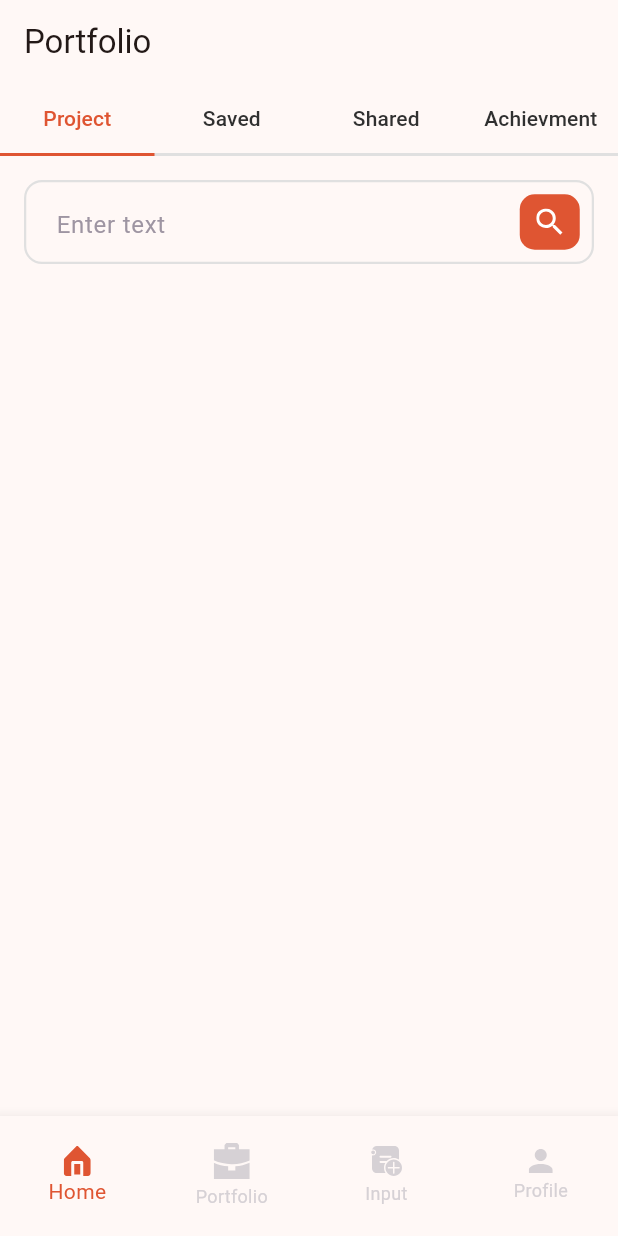
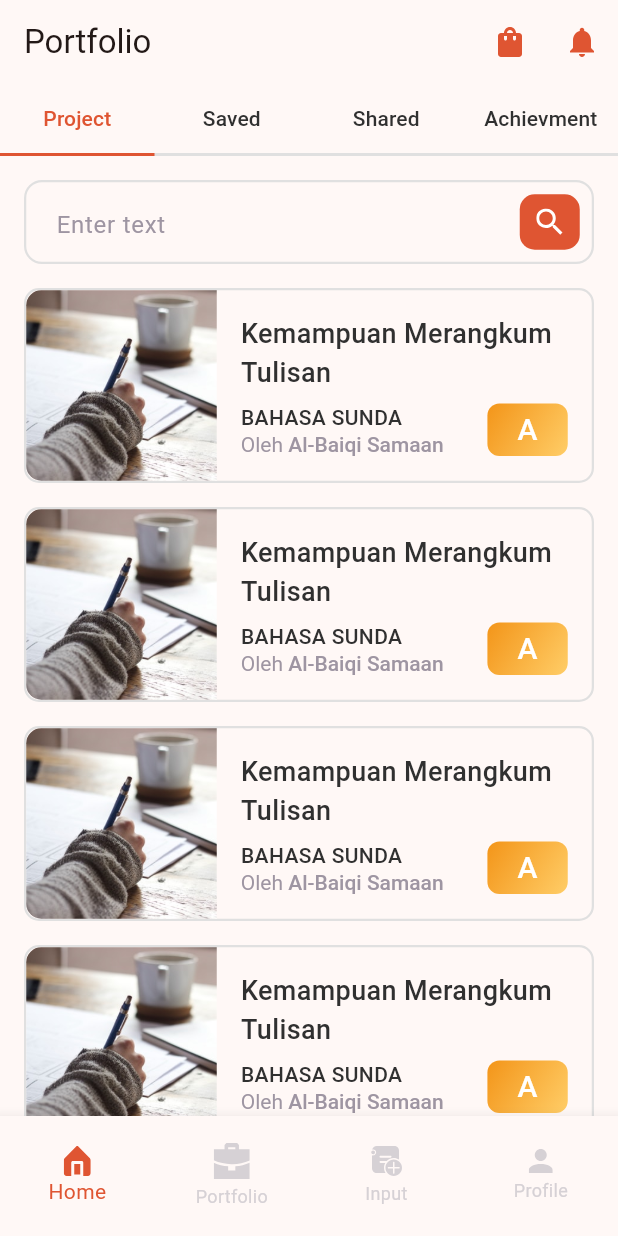
Before and after one commit to sonu-munda/portfoliostudent-assignment, a Flutter app: the screen it shows after launch, swiped to page 2, on a phone screen of 412 x 824 dp. Run offline on Flutter 3.47's test engine with Material 3 defaults, Android fonts, the phone set to English and light mode, and no system bars; our stand-ins replace flutter_svg.

Commit message:
cards added

```diff
--- /dev/null
+++ b/lib/components/project_card_item.dart
@@ -0,0 +1,116 @@
+import 'package:flutter/material.dart';
+import 'package:portfoliostudent/utils/colors.dart';
+
+class ProjectCardItem extends StatelessWidget {
+  const ProjectCardItem({
+    super.key,
+  });
+
+  @override
+  Widget build(BuildContext context) {
+    return Container(
+      height: 130,
+      margin: const EdgeInsets.only(bottom: 16),
+      decoration: BoxDecoration(
+        border: Border.all(
+          color: AppColors.divider,
+          width: 1.5,
+        ),
+        borderRadius: BorderRadius.circular(10),
+      ),
+      child: Row(
+        crossAxisAlignment: CrossAxisAlignment.start,
+        children: [
+          ClipRRect(
+            borderRadius: const BorderRadius.only(
+              topLeft: Radius.circular(10),
+              bottomLeft: Radius.circular(10),
+            ),
+            child: AspectRatio(
+              aspectRatio: 1,
+              child: Image.asset(
+                "assets/images/img-1.jpeg",
+                fit: BoxFit.cover,
+              ),
+            ),
+          ),
+          Expanded(
+            child: Padding(
+              padding: const EdgeInsets.all(16.0),
+              child: Column(
+                crossAxisAlignment: CrossAxisAlignment.start,
+                mainAxisAlignment: MainAxisAlignment.spaceBetween,
+                children: [
+                  const Text(
+                    "Kemampuan Merangkum Tulisan",
+                    style: TextStyle(
+                      fontSize: 18,
+                      fontWeight: FontWeight.w500,
+                      color: AppColors.text,
+                    ),
+                  ),
+                  Row(
+                    children: [
+                      Expanded(
+                        child: Column(
+                          crossAxisAlignment: CrossAxisAlignment.start,
+                          children: [
+                            const Text(
+                              "BAHASA SUNDA",
+                              style: TextStyle(
+                                fontSize: 14,
+                                fontWeight: FontWeight.w500,
+                                color: AppColors.text,
+                              ),
+                            ),
+                            RichText(
+                                text: const TextSpan(
+                                    style: TextStyle(
+                                      fontSize: 14,
+                                      fontWeight: FontWeight.w400,
+                                      color: AppColors.textLight,
+                                    ),
+                                    text: "Oleh ",
+                                    children: [
+                                  TextSpan(
+                                      style: TextStyle(
+                                        fontWeight: FontWeight.w500,
+                                      ),
+                                      text: 'Al-Baiqi Samaan')
+                                ]))
+                          ],
+                        ),
+                      ),
+                      Container(
+                        decoration: BoxDecoration(
+                          gradient: const LinearGradient(
+                            colors: [
+                              AppColors.gradient_1,
+                              AppColors.gradient_2,
+                            ], // Gradient colors
+                            begin: Alignment.topLeft,
+                            end: Alignment.bottomRight,
+                          ),
+                          borderRadius: BorderRadius.circular(8),
+                        ),
+                        padding: const EdgeInsets.symmetric(horizontal: 20, vertical: 3),
+                        child: const Text(
+                          "A",
+                          style: TextStyle(
+                            color: AppColors.white,
+                            fontSize: 20,
+                            fontWeight: FontWeight.w500,
+                          ),
+                        ),
+                      )
+                    ],
+                  ),
+                ],
+              ),
+            ),
+          ),
+        ],
+      ),
+    );
+  }
+}
--- a/lib/components/project_tab.dart
+++ b/lib/components/project_tab.dart
@@ -1,7 +1,6 @@
 import 'package:flutter/material.dart';
-import 'package:flutter_svg/svg.dart';
-import 'package:portfoliostudent/utils/assets.dart';
-import 'package:portfoliostudent/utils/colors.dart';
+import 'package:portfoliostudent/components/project_card_item.dart';
+import 'package:portfoliostudent/components/serach_bar.dart';
 
 class ProjectTab extends StatefulWidget {
   const ProjectTab({super.key});
@@ -14,56 +13,25 @@ class _ProjectTabState extends State<ProjectTab> {
   TextEditingController controller = TextEditingController();
   @override
   Widget build(BuildContext context) {
-    return Container(
+    return SingleChildScrollView(
+      scrollDirection: Axis.vertical,
+      child: Container(
         padding: const EdgeInsets.all(16),
         child: Column(
           children: [
-          Container(
-            padding: const EdgeInsets.all(8),
-            height: 56,
-            decoration: BoxDecoration(
-              border: Border.all(
-                color: AppColors.divider,
-                width: 1.5,
-              ),
-              borderRadius: BorderRadius.circular(12),
-            ),
-            child: Row(
-              children: [
-                Expanded(
-                  child: TextField(
+            AppSearchBar(
               controller: controller,
               onChanged: (s) {},
-                    decoration: const InputDecoration(
-                      hintText: 'Enter text',
-                      border: InputBorder.none,
-                      hintStyle: TextStyle(color: AppColors.textLight),
-                      enabledBorder: InputBorder.none,
-                      focusedBorder: InputBorder.none,
-                      contentPadding: EdgeInsets.symmetric(horizontal: 12, vertical: 8), // Optional padding
             ),
-                  ),
-                ),
-                Container(
-                  width: 40,
-                  height: 40,
-                  decoration: BoxDecoration(
-                    borderRadius: BorderRadius.circular(10),
-                    color: AppColors.primary,
-                  ),
-                  child: IconButton(
-                      padding: EdgeInsets.zero,
-                      onPressed: () {},
-                      icon: SvgPicture.asset(
-                        AssetIcons.search,
-                        height: 18,
-                        width: 18,
-                      )),
+            const SizedBox(height: 16),
+            ListView.builder(
+              itemCount: 5,
+              shrinkWrap: true,
+              physics: const NeverScrollableScrollPhysics(),
+              itemBuilder: (_, i) => const ProjectCardItem(),
             )
           ],
         ),
-          )
-        ],
       ),
     );
   }
--- /dev/null
+++ b/lib/components/serach_bar.dart
@@ -0,0 +1,64 @@
+import 'package:flutter/material.dart';
+import 'package:flutter_svg/svg.dart';
+import 'package:portfoliostudent/utils/assets.dart';
+import 'package:portfoliostudent/utils/colors.dart';
+
+class AppSearchBar extends StatelessWidget {
+  const AppSearchBar({
+    super.key,
+    required this.controller,
+    this.onChanged,
+  });
+
+  final TextEditingController controller;
+  final ValueChanged<String>? onChanged;
+
+  @override
+  Widget build(BuildContext context) {
+    return Container(
+      padding: const EdgeInsets.all(8),
+      height: 56,
+      decoration: BoxDecoration(
+        border: Border.all(
+          color: AppColors.divider,
+          width: 1.5,
+        ),
+        borderRadius: BorderRadius.circular(12),
+      ),
+      child: Row(
+        children: [
+          Expanded(
+            child: TextField(
+              controller: controller,
+              onChanged: (s) {},
+              decoration: const InputDecoration(
+                hintText: 'Enter text',
+                border: InputBorder.none,
+                hintStyle: TextStyle(color: AppColors.textLight),
+                enabledBorder: InputBorder.none,
+                focusedBorder: InputBorder.none,
+                contentPadding: EdgeInsets.symmetric(horizontal: 12, vertical: 8), // Optional padding
+              ),
+            ),
+          ),
+          Container(
+            width: 40,
+            height: 40,
+            decoration: BoxDecoration(
+              borderRadius: BorderRadius.circular(10),
+              color: AppColors.primary,
+            ),
+            child: IconButton(
+                padding: EdgeInsets.zero,
+                onPressed: () {},
+                icon: SvgPicture.asset(
+                  AssetIcons.search,
+                  height: 18,
+                  width: 18,
+                )),
+          )
+        ],
+      ),
+    );
+  }
+}
--- a/lib/screens/portfolio_page.dart
+++ b/lib/screens/portfolio_page.dart
@@ -1,8 +1,10 @@
 import 'package:flutter/material.dart';
+import 'package:flutter_svg/svg.dart';
 import 'package:portfoliostudent/components/achievement_tab.dart';
 import 'package:portfoliostudent/components/project_tab.dart';
 import 'package:portfoliostudent/components/saved_tab.dart';
 import 'package:portfoliostudent/components/shared_tab.dart';
+import 'package:portfoliostudent/utils/assets.dart';
 import 'package:portfoliostudent/utils/colors.dart';
 
 class PortfolioPage extends StatelessWidget {
@@ -15,6 +17,18 @@ class PortfolioPage extends StatelessWidget {
       child: Scaffold(
         appBar: AppBar(
           title: const Text("Portfolio"),
+          actions: [
+            IconButton(
+              onPressed: () {},
+              padding: EdgeInsets.zero,
+              icon: SvgPicture.asset(AssetIcons.cart),
+            ),
+            IconButton(
+              onPressed: () {},
+              padding: EdgeInsets.zero,
+              icon: SvgPicture.asset(AssetIcons.notification),
+            ),
+          ],
           bottom: const TabBar(
             dividerColor: AppColors.divider,
             dividerHeight: 2,
--- a/lib/utils/colors.dart
+++ b/lib/utils/colors.dart
@@ -1,9 +1,15 @@
 import 'package:flutter/material.dart';
 
 class AppColors {
+  static const Color black = Colors.black;
+  static const Color white = Colors.white;
+
   static const Color primary = Color(0xffDF5532);
   static const Color text = Color(0xff303030);
   static const Color textLight = Color(0xff9E95A2);
   static const Color inactive = Color(0xffD6D1D5);
   static const Color divider = Color(0xffE0E0E0);
+
+  static const Color gradient_1 = Color(0xffF39519);
+  static const Color gradient_2 = Color(0xffFFCD67);
 }
```
Lines whose indentation alone changed are shown as unchanged.
